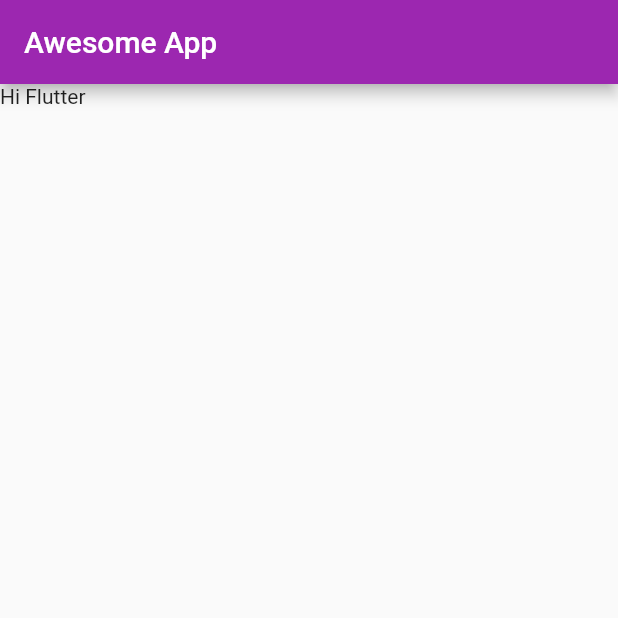
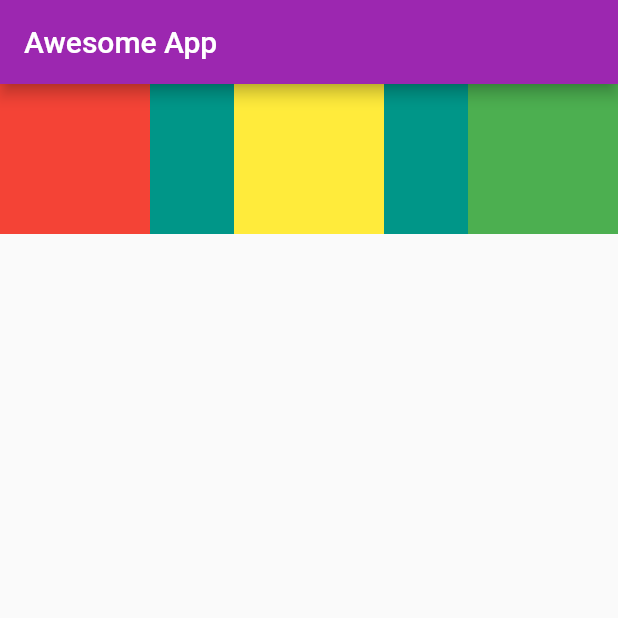
Before and after one commit to iampawan/FlutterEssentialEnglish, a Flutter app: the screen it shows after launch, on a phone screen of 412 x 824 dp, the top half of it. Run offline on Flutter 3.47's test engine with Material 2 defaults, Android fonts, the light colour scheme and no system bars.

Commit message:
ch2 completed

```diff
--- a/lib/main.dart
+++ b/lib/main.dart
@@ -18,7 +18,35 @@
         title: Text("Awesome App"),
       ),
       body: Container(
-        child: Text("Hi Flutter"),
+        height: 100,
+        color: Colors.teal,
+        child: Row(
+          mainAxisAlignment: MainAxisAlignment.spaceBetween,
+          crossAxisAlignment: CrossAxisAlignment.stretch,
+          children: <Widget>[
+            Container(
+              padding: const EdgeInsets.all(8),
+              width: 100,
+              height: 100,
+              color: Colors.red,
+              alignment: Alignment.center,
+            ),
+            Container(
+              padding: const EdgeInsets.all(8),
+              width: 100,
+              height: 100,
+              color: Colors.yellow,
+              alignment: Alignment.center,
+            ),
+            Container(
+              padding: const EdgeInsets.all(8),
+              width: 100,
+              height: 100,
+              color: Colors.green,
+              alignment: Alignment.center,
+            ),
+          ],
+        ),
       ),
     );
   }
```
